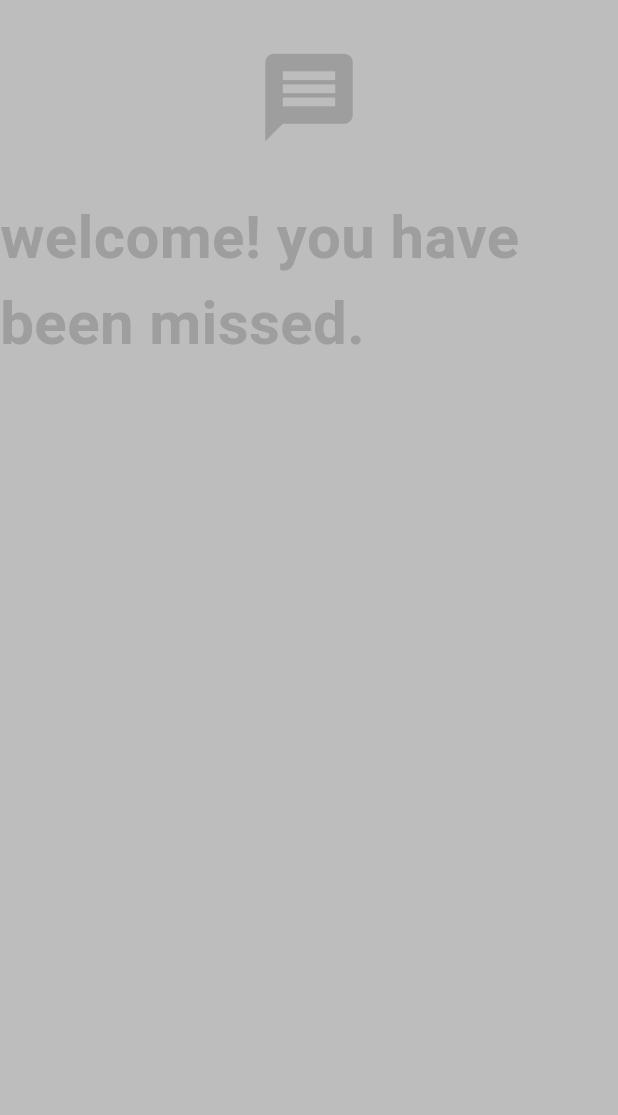
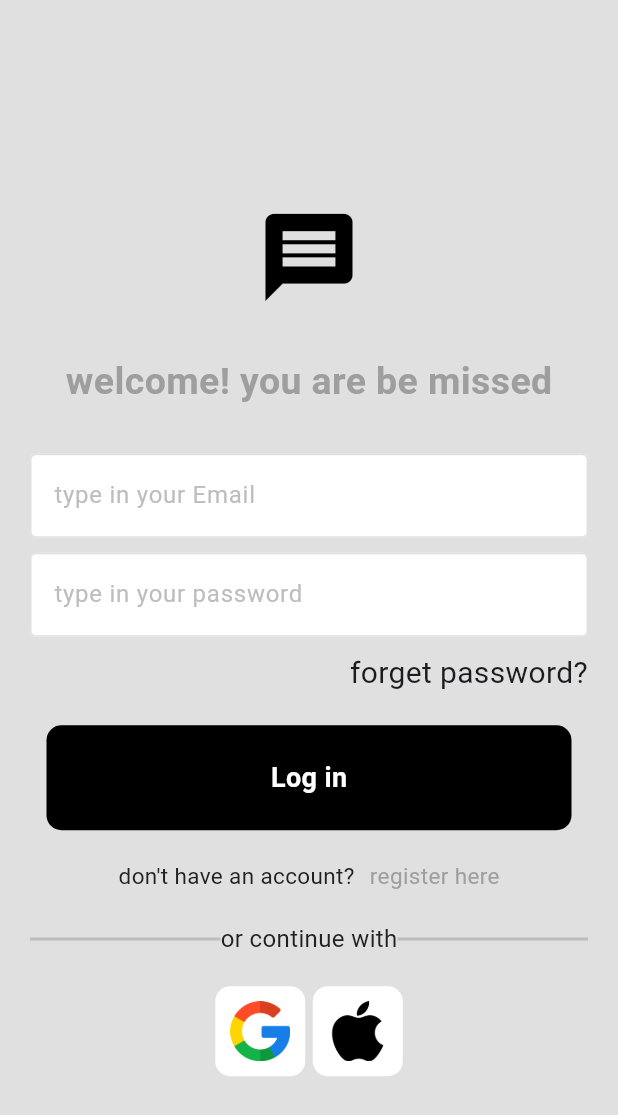
Before and after one commit to WillyOB45/flutter-tute-with-firebase, a Flutter app: the screen it shows after launch, on a phone screen of 412 x 824 dp. Shown: the top 1115 px of the screen. Run offline on Flutter 3.47's test engine with Material 3 defaults, Android fonts, the light colour scheme and no system bars; our stand-ins replace firebase_core; accounts and stored records are empty.

Commit message:
util changes

```diff
--- a/lib/main.dart
+++ b/lib/main.dart
@@ -1,11 +1,12 @@
 import 'package:flutter/material.dart';
 import 'package:firebase_core/firebase_core.dart';
 import 'package:flutter_tute/firebase_options.dart';
-import 'package:flutter_tute/pages/homepage.dart';
+import 'package:flutter_tute/pages/loginpage.dart';
 
 void main() async {
   WidgetsFlutterBinding.ensureInitialized();
   await Firebase.initializeApp(options: DefaultFirebaseOptions.currentPlatform);
+
   runApp(const MyApp());
 }
 
@@ -16,7 +17,7 @@ class MyApp extends StatelessWidget {
   Widget build(BuildContext context) {
     return const MaterialApp(
       debugShowCheckedModeBanner: false,
-      home: homePage(),
+      home: loginPage(),
     );
   }
 }
--- a/lib/pages/homepage.dart
+++ /dev/null
@@ -1,41 +0,0 @@
-import 'package:flutter/material.dart';
-
-class homePage extends StatefulWidget {
-  const homePage({super.key});
-
-  @override
-  State<homePage> createState() => _homePageState();
-}
-
-class _homePageState extends State<homePage> {
-  @override
-  Widget build(BuildContext context) {
-    return Scaffold(
-      backgroundColor: Colors.grey.shade400,
-      body: const Center(
-        child: Column(
-          children: [
-            SizedBox(
-              height: 30,
-            ),
-            Icon(
-              Icons.message,
-              size: (70),
-              color: Colors.grey,
-            ),
-            SizedBox(
-              height: 30,
-            ),
-            Text(
-              "welcome! you have been missed.",
-              style: TextStyle(
-                  color: Colors.grey,
-                  fontSize: (40),
-                  fontWeight: FontWeight.bold),
-            )
-          ],
-        ),
-      ),
-    );
-  }
-}
--- /dev/null
+++ b/lib/pages/loginpage.dart
@@ -0,0 +1,153 @@
+import 'package:flutter/material.dart';
+import 'package:flutter_tute/pages/util/aquaretitiles.dart';
+import 'package:flutter_tute/pages/util/my_button.dart';
+import 'package:flutter_tute/pages/util/my_textfield.dart';
+
+// ignore: camel_case_types
+class loginPage extends StatefulWidget {
+  const loginPage({super.key});
+
+  @override
+  State<loginPage> createState() => _loginPageState();
+}
+
+class _loginPageState extends State<loginPage> {
+  final TextEditingController _emailcontroller = TextEditingController();
+  final TextEditingController _passwordcontroller = TextEditingController();
+  @override
+  Widget build(BuildContext context) {
+    return Scaffold(
+      backgroundColor: Colors.grey.shade300,
+      body: Padding(
+        padding: const EdgeInsets.symmetric(horizontal: 20),
+        child: Column(
+          mainAxisAlignment: MainAxisAlignment.center,
+          children: [
+            const SizedBox(
+              height: 30,
+            ),
+
+            //message icon
+            const Icon(
+              Icons.message,
+              size: (70),
+              color: Colors.black,
+            ),
+            const SizedBox(
+              height: 30,
+            ),
+
+            //welcome message
+            const Text(
+              "welcome! you are be missed",
+              style: TextStyle(
+                  fontWeight: FontWeight.bold,
+                  color: Colors.grey,
+                  fontSize: (25)),
+            ),
+            const SizedBox(
+              height: 30,
+            ),
+
+            //email textfield
+            my_textfield(
+                controller: _emailcontroller,
+                hintText: "type in your Email",
+                obscureText: false),
+
+            const SizedBox(
+              height: 10,
+            ),
+
+            //password textfield
+            my_textfield(
+                controller: _passwordcontroller,
+                hintText: "type in your password",
+                obscureText: true),
+
+            const SizedBox(
+              height: 10,
+            ),
+
+            Container(
+              alignment: Alignment.centerRight,
+              child: const Text(
+                "forget password?",
+                style: TextStyle(fontSize: (20)),
+                textAlign: TextAlign.right,
+              ),
+            ),
+
+            const SizedBox(
+              height: 20,
+            ),
+
+            //my button
+            my_button(title: "Log in"),
+
+            const SizedBox(
+              height: 20,
+            ),
+
+            Row(
+              mainAxisAlignment: MainAxisAlignment.center,
+              children: [
+                Text(
+                  "don't have an account?",
+                  style: TextStyle(color: Colors.grey.shade900, fontSize: (15)),
+                ),
+                const SizedBox(
+                  width: 10,
+                ),
+                Text(
+                  "register here",
+                  style: TextStyle(color: Colors.grey.shade500, fontSize: (15)),
+                ),
+              ],
+            ),
+            const SizedBox(
+              height: 20,
+            ),
+            Row(
+              children: [
+                Expanded(
+                    child: Divider(
+                  thickness: 2,
+                  color: Colors.grey.shade400,
+                )),
+                Text(
+                  "or continue with",
+                  style: TextStyle(color: Colors.grey.shade900, fontSize: (16)),
+                ),
+                Expanded(
+                    child: Divider(
+                  thickness: 2,
+                  color: Colors.grey.shade400,
+                )),
+              ],
+            ),
+            const SizedBox(
+              height: 20,
+            ),
+
+            // google and apple account
+            Row(
+              mainAxisAlignment: MainAxisAlignment.center,
+              children: [
+                squaretile(
+                  imagepath: "assets/google.png",
+                ),
+                const SizedBox(
+                  width: 5,
+                ),
+                squaretile(
+                  imagepath: "assets/applelogo.png",
+                ),
+              ],
+            ),
+          ],
+        ),
+      ),
+    );
+  }
+}
--- /dev/null
+++ b/lib/pages/util/aquaretitiles.dart
@@ -0,0 +1,18 @@
+import 'package:flutter/material.dart';
+
+class squaretile extends StatelessWidget {
+  final String imagepath;
+  squaretile({super.key, required this.imagepath});
+
+  @override
+  Widget build(BuildContext context) {
+    return Container(
+      padding: EdgeInsets.all(10),
+      height: 60,
+      width: 60,
+      decoration: BoxDecoration(
+          borderRadius: BorderRadius.circular(10), color: Colors.white),
+      child: Image.asset(imagepath),
+    );
+  }
+}
--- /dev/null
+++ b/lib/pages/util/my_button.dart
@@ -0,0 +1,26 @@
+import 'package:flutter/material.dart';
+
+class my_button extends StatelessWidget {
+  final String title;
+  my_button({super.key, required this.title});
+
+  @override
+  Widget build(BuildContext context) {
+    return Container(
+      height: 70,
+      width: 350,
+      padding: const EdgeInsets.symmetric(vertical: 10, horizontal: 20),
+      decoration: BoxDecoration(
+        borderRadius: BorderRadius.circular(10),
+        color: Colors.black,
+      ),
+      child: Center(
+        child: Text(
+          title,
+          style: const TextStyle(
+              fontWeight: FontWeight.bold, color: Colors.white, fontSize: (18)),
+        ),
+      ),
+    );
+  }
+}
--- /dev/null
+++ b/lib/pages/util/my_textfield.dart
@@ -0,0 +1,34 @@
+import 'package:flutter/material.dart';
+
+class my_textfield extends StatelessWidget {
+  final TextEditingController? controller;
+  final String hintText;
+  final bool obscureText;
+  const my_textfield(
+      {super.key,
+      required this.controller,
+      required this.hintText,
+      required this.obscureText});
+
+  @override
+  Widget build(BuildContext context) {
+    return TextField(
+      controller: controller,
+      obscureText: obscureText,
+      decoration: InputDecoration(
+        fillColor: Colors.white,
+        focusedBorder:
+            OutlineInputBorder(borderRadius: BorderRadius.circular(8)),
+        hintText: hintText,
+        hintStyle: TextStyle(
+          color: Colors.grey.shade400,
+        ),
+        enabledBorder: OutlineInputBorder(
+            borderSide: BorderSide(
+          color: Colors.grey.shade300,
+        )),
+        filled: true,
+      ),
+    );
+  }
+}
```
